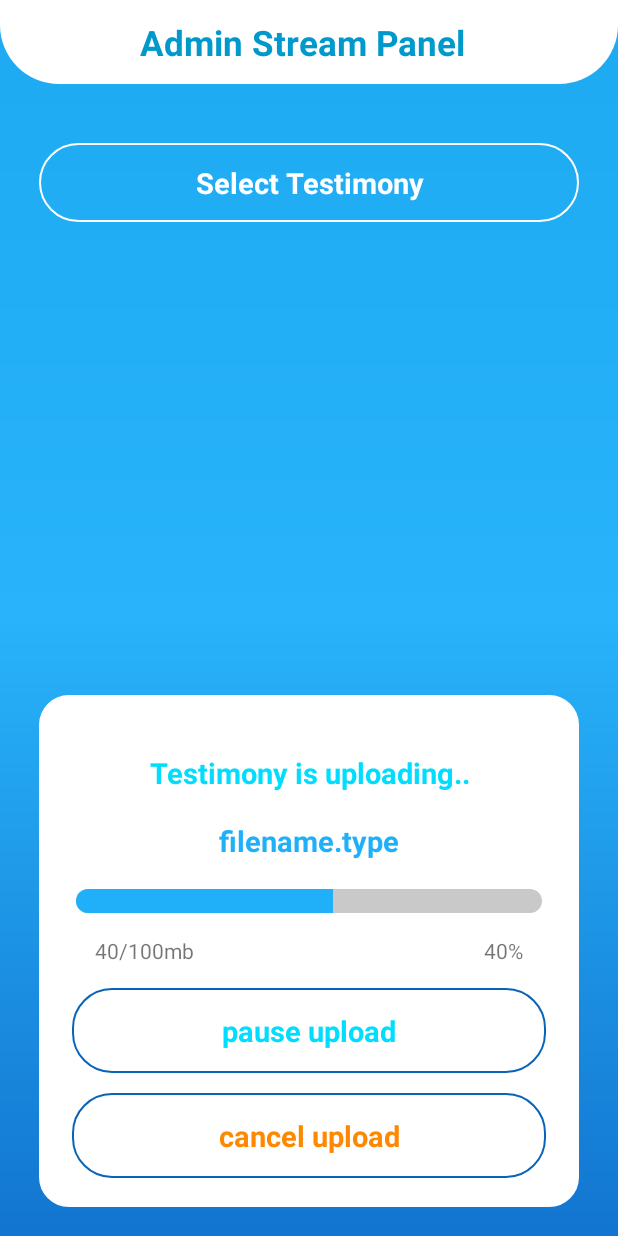
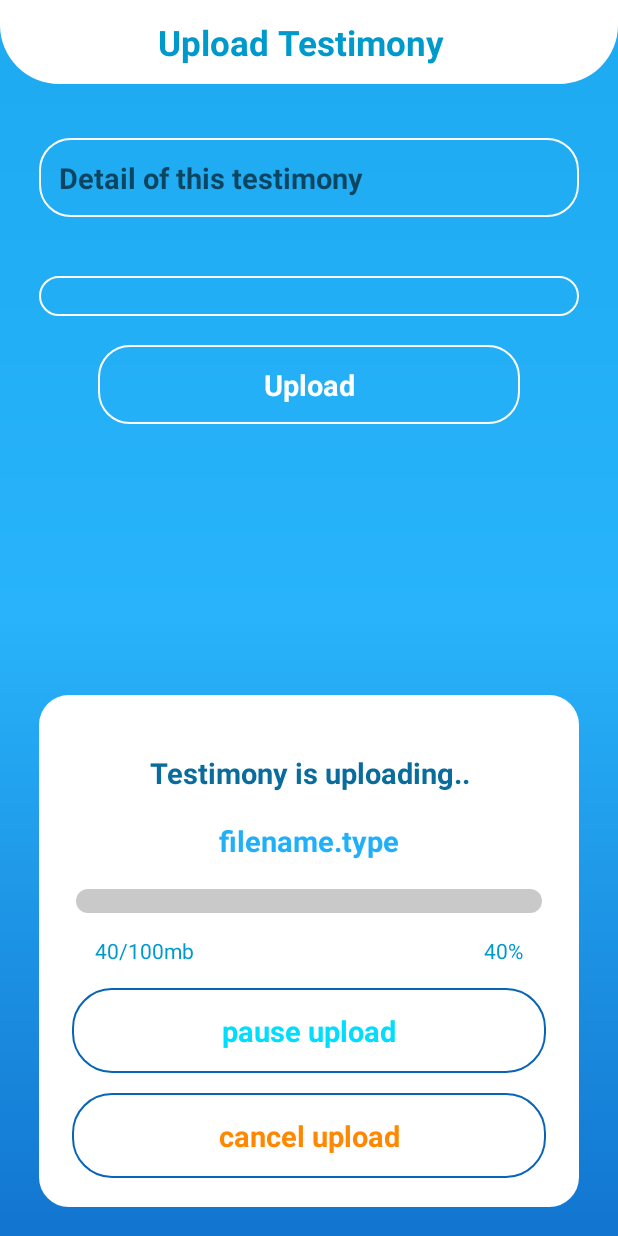
Before and after one commit to abhi-coderr/admin_panel_project, an Android app: the layout activity_upload_testimony.xml on its own in the app's theme, with its tools: preview values and no code run, on a phone screen of 412 x 824 dp. Run offline under Robolectric (Android 15) with nearby library versions, the phone set to English and light mode, and no system bars.

Commit message:
fit : complete process for datastore.(9th april 23, 11:23)

```diff
--- a/app/build.gradle
+++ b/app/build.gradle
@@ -2,6 +2,7 @@ plugins {
     id 'com.android.application'
     id 'org.jetbrains.kotlin.android'
     id 'com.google.gms.google-services'
+    id 'kotlin-parcelize'
 }
 
 android {
@@ -43,14 +44,17 @@ dependencies {
     implementation 'androidx.appcompat:appcompat:1.6.1'
     implementation 'com.google.android.material:material:1.8.0'
     implementation 'androidx.constraintlayout:constraintlayout:2.1.4'
+    implementation 'com.google.firebase:firebase-storage-ktx:20.1.0'
+    implementation 'com.google.firebase:firebase-firestore-ktx:24.1.1'
     testImplementation 'junit:junit:4.13.2'
     androidTestImplementation 'androidx.test.ext:junit:1.1.5'
     androidTestImplementation 'androidx.test.espresso:espresso-core:3.5.1'
 
     //firebase
-    implementation 'com.google.firebase:firebase-database-ktx:20.0.4'
+    implementation 'com.google.firebase:firebase-database-ktx:20.1.0'
     implementation 'com.google.firebase:firebase-storage:20.1.0'
     implementation 'com.google.firebase:firebase-database:20.1.0'
+    implementation 'com.firebaseui:firebase-ui-firestore:6.2.0'
 
     //sdp and ssp
     implementation 'com.intuit.sdp:sdp-android:1.1.0'
--- a/app/src/main/AndroidManifest.xml
+++ b/app/src/main/AndroidManifest.xml
@@ -29,7 +29,7 @@
             android:name=".ui.activity.TestimonySelectorActivity"
             android:exported="false" />
         <activity
-            android:name=".ui.activity.MainActivity"
+            android:name=".ui.activity.UploadTestimonyActivity"
             android:exported="false"/>
     </application>
 
--- a/app/src/main/res/drawable/progress_bar_custom.xml
+++ b/app/src/main/res/drawable/progress_bar_custom.xml
@@ -15,8 +15,9 @@
         <clip>
             <shape>
                 <gradient
-                    android:endColor="@color/center_color"
-                    android:startColor="@color/center_color" />
+                    android:startColor="@color/start_color"
+                    android:endColor="@color/end_color"
+                    />
                 <corners android:radius="@dimen/_20sdp" />
             </shape>
         </clip>
--- a/app/src/main/res/drawable/select_btn_back.xml
+++ b/app/src/main/res/drawable/select_btn_back.xml
@@ -6,7 +6,7 @@
         <shape>
             <solid android:color="@color/start_color" />
             <stroke android:width="@dimen/_1sdp" android:color="@color/start_color" />
-            <corners android:radius="@dimen/_20sdp"/>
+            <corners android:radius="@dimen/_16sdp"/>
         </shape>
 
     </item>
@@ -15,7 +15,7 @@
 
         <shape>
             <stroke android:width="@dimen/_1sdp" android:color="@color/white" />
-            <corners android:radius="@dimen/_20sdp"/>
+            <corners android:radius="@dimen/_16sdp"/>
         </shape>
 
     </item>
--- a/app/src/main/res/layout/activity_testimony_selector.xml
+++ b/app/src/main/res/layout/activity_testimony_selector.xml
@@ -28,7 +28,7 @@
                     android:layout_width="wrap_content"
                     android:layout_height="wrap_content"
                     android:layout_marginEnd="@dimen/_20sdp"
-                    android:text="Admin Stream Panel"
+                    android:text="@string/streaming_panel"
                     android:textAlignment="center"
                     android:textColor="@android:color/holo_blue_dark"
                     android:textSize="@dimen/_18ssp"
@@ -37,6 +37,7 @@
                     app:layout_constraintEnd_toEndOf="parent"
                     app:layout_constraintStart_toStartOf="parent"
                     app:layout_constraintTop_toTopOf="parent" />
+
             </androidx.constraintlayout.widget.ConstraintLayout>
 
         </com.google.android.material.appbar.MaterialToolbar>
--- a/app/src/main/res/layout/activity_main.xml
+++ b/app/src/main/res/layout/activity_upload_testimony.xml
@@ -11,7 +11,7 @@
         android:layout_width="match_parent"
         android:layout_height="match_parent"
         android:background="@drawable/theme_background"
-        tools:context=".ui.activity.MainActivity">
+        tools:context=".ui.activity.UploadTestimonyActivity">
 
         <com.google.android.material.appbar.MaterialToolbar
             android:id="@+id/toolbar"
@@ -27,7 +27,7 @@
                 <TextView
                     android:layout_width="wrap_content"
                     android:layout_height="wrap_content"
-                    android:text="Admin Stream Panel"
+                    android:text="@string/upload_testimony"
                     android:textAlignment="center"
                     android:textStyle="bold"
                     android:textColor="@android:color/holo_blue_dark"
@@ -42,22 +42,54 @@
 
         </com.google.android.material.appbar.MaterialToolbar>
 
-        <TextView
-            android:id="@+id/video_selector_btn"
+        <EditText
+            android:id="@+id/testimony_detail"
             android:layout_width="0dp"
             android:layout_height="wrap_content"
             android:layout_marginHorizontal="@dimen/_20ssp"
-            android:layout_marginTop="@dimen/_30sdp"
+            android:layout_marginTop="36dp"
             android:background="@drawable/select_btn_back"
             android:padding="@dimen/_10sdp"
-            android:text="@string/select_testimony"
+            android:hint="@string/detail_of_this_testimony"
+            android:textAlignment="textStart"
+            android:textColor="@color/white"
+            android:textSize="@dimen/_15ssp"
+            android:textStyle="bold"
+            app:layout_constraintEnd_toEndOf="parent"
+            app:layout_constraintHorizontal_bias="0.509"
+            app:layout_constraintStart_toStartOf="parent"
+            app:layout_constraintTop_toBottomOf="@id/toolbar" />
+
+        <Spinner
+            android:id="@+id/testimonyCategory"
+            android:layout_width="0dp"
+            android:layout_height="wrap_content"
+            android:padding="@dimen/_10sdp"
+            android:textSize="@dimen/_15ssp"
+            android:layout_marginHorizontal="@dimen/_20sdp"
+            app:layout_constraintStart_toStartOf="parent"
+            android:background="@drawable/select_btn_back"
+            app:layout_constraintTop_toBottomOf="@id/testimony_detail"
+            app:layout_constraintEnd_toEndOf="parent"
+            android:layout_marginTop="@dimen/_30sdp"
+            />
+
+        <TextView
+            android:id="@+id/video_upload_btn"
+            android:layout_width="0dp"
+            android:layout_height="wrap_content"
+            android:layout_marginHorizontal="@dimen/_50ssp"
+            android:layout_marginTop="@dimen/_15sdp"
+            android:background="@drawable/select_btn_back"
+            android:padding="@dimen/_10sdp"
+            android:text="@string/upload"
             android:textAlignment="center"
             android:textColor="@color/white"
             android:textSize="@dimen/_15ssp"
             android:textStyle="bold"
             app:layout_constraintEnd_toEndOf="parent"
             app:layout_constraintStart_toStartOf="parent"
-            app:layout_constraintTop_toBottomOf="@id/toolbar" />
+            app:layout_constraintTop_toBottomOf="@id/testimonyCategory" />
 
         <androidx.constraintlayout.widget.ConstraintLayout
             android:layout_width="match_parent"
@@ -75,7 +107,7 @@
                 android:layout_width="0dp"
                 android:layout_height="wrap_content"
                 android:text="@string/testimony_uploading"
-                android:textColor="@android:color/holo_blue_bright"
+                android:textColor="#0A6C9D"
                 android:textStyle="bold"
                 android:textSize="@dimen/_15ssp"
                 android:layout_marginHorizontal="@dimen/_2sdp"
@@ -91,7 +123,7 @@
                 android:id="@+id/file_name"
                 android:layout_width="0dp"
                 android:layout_height="wrap_content"
-                android:text="filename.type"
+                android:text="@string/filename_type"
                 android:textSize="@dimen/_15ssp"
                 android:textStyle="bold"
                 android:textAlignment="center"
@@ -108,7 +140,7 @@
                 android:layout_width="0dp"
                 android:layout_height="wrap_content"
                 style="@style/Widget.AppCompat.ProgressBar.Horizontal"
-                android:progress="55"
+                android:progress="00"
                 android:progressDrawable="@drawable/progress_bar_custom"
                 android:layout_marginHorizontal="@dimen/_2sdp"
                 android:layout_marginTop="@dimen/_15sdp"
@@ -134,6 +166,7 @@
                     android:id="@+id/mb_counter"
                     android:layout_width="0dp"
                     android:layout_height="wrap_content"
+                    android:textColor="@android:color/holo_blue_dark"
                     android:layout_weight="1"
                     android:text="40/100mb"
                     />
@@ -142,6 +175,7 @@
                     android:layout_width="0dp"
                     android:layout_height="wrap_content"
                     android:layout_weight="1"
+                    android:textColor="@android:color/holo_blue_dark"
                     android:text="40%"
                     android:textAlignment="textEnd"
                     />
--- a/app/src/main/res/values/strings.xml
+++ b/app/src/main/res/values/strings.xml
@@ -4,4 +4,20 @@
     <string name="select_testimony">Select Testimony</string>
     <string name="testimony_uploading">Testimony is uploading..</string>
     <string name="watch_it">Watch It!</string>
+    <string name="streaming_panel">Streaming Panel</string>
+    <string name="filename_type">filename.type</string>
+    <string name="category">Category</string>
+    <string name="detail_of_this_testimony">Detail of this testimony</string>
+    <string name="upload_testimony">Upload Testimony</string>
+    <string name="upload">Upload</string>
+
+    <string-array name="Languages">
+        <item>Java</item>
+        <item>Kotlin</item>
+        <item>Swift</item>
+        <item>Python</item>
+        <item>Scala</item>
+        <item>Perl</item>
+    </string-array>
+
 </resources>
--- a/build.gradle
+++ b/build.gradle
@@ -1,6 +1,6 @@
 buildscript {
     dependencies {
-        classpath 'com.google.gms:google-services:4.3.10'
+        classpath 'com.google.gms:google-services:4.3.15'
     }
 }// Top-level build file where you can add configuration options common to all sub-projects/modules.
 plugins {
```
Also changed, not shown: app/src/main/java/com/example/adminapp/network/model/Testimony.kt (added, +7 -0 lines), app/src/main/java/com/example/adminapp/network/model/intent/TestimonyUrl.kt (added, +9 -0 lines), app/src/main/java/com/example/adminapp/ui/activity/MainActivity.kt (deleted, +0 -169 lines), app/src/main/java/com/example/adminapp/ui/activity/TestimonySelectorActivity.kt (+19 -9 lines), app/src/main/java/com/example/adminapp/ui/activity/UploadTestimonyActivity.kt (added, +249 -0 lines), app/src/main/java/com/example/adminapp/utils/AppUtils.kt (added, +10 -0 lines), app/src/main/java/com/example/adminapp/utils/Const.kt (+4 -3 lines).
